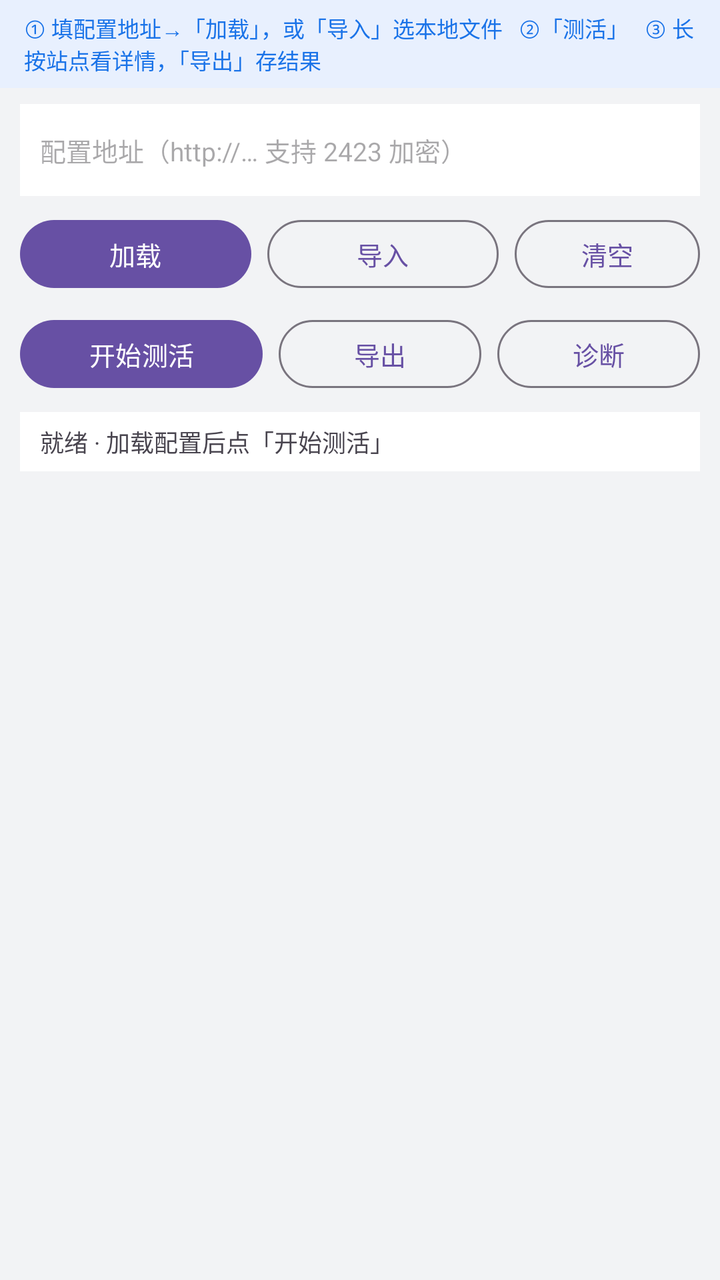
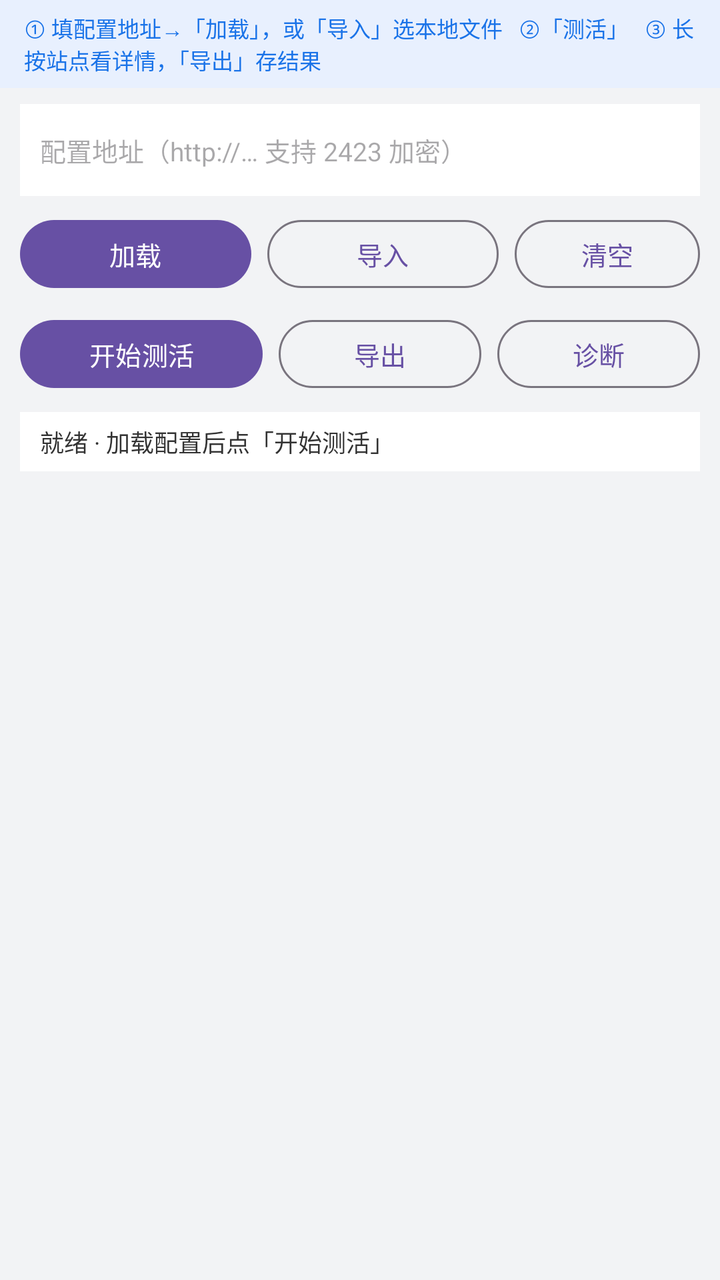

Screens rendered from an Android XML layout before and after an edit, with the pre-edit source and the edit as a unified diff.
<!-- AndroidManifest.xml: application theme Theme.Check -->
<!-- res/layout/activity_main.xml -->
<?xml version="1.0" encoding="utf-8"?>
<LinearLayout xmlns:android="http://schemas.android.com/apk/res/android"
    android:id="@+id/root"
    android:layout_width="match_parent"
    android:layout_height="match_parent"
    android:background="#F2F3F5"
    android:orientation="vertical">

    <TextView
        android:layout_width="match_parent"
        android:layout_height="wrap_content"
        android:background="#E8F0FE"
        android:paddingHorizontal="12dp"
        android:paddingVertical="6dp"
        android:text="① 填配置地址→「加载」，或「导入」选本地文件   ②「测活」   ③ 长按站点看详情，「导出」存结果"
        android:textColor="#1A73E8"
        android:textSize="11sp" />

    <EditText
        android:id="@+id/etConfig"
        android:layout_width="match_parent"
        android:layout_height="46dp"
        android:layout_marginHorizontal="10dp"
        android:layout_marginTop="8dp"
        android:background="#FFFFFF"
        android:hint="配置地址（http://… 支持 2423 加密）"
        android:imeOptions="actionDone"
        android:inputType="textUri"
        android:maxLines="1"
        android:paddingHorizontal="10dp"
        android:textSize="13sp" />

    <LinearLayout
        android:layout_width="match_parent"
        android:layout_height="wrap_content"
        android:layout_marginHorizontal="10dp"
        android:layout_marginTop="8dp"
        android:orientation="horizontal">

        <Button
            android:id="@+id/btnLoad"
            android:layout_width="0dp"
            android:layout_height="42dp"
            android:layout_weight="1"
            android:minWidth="0dp"
            android:paddingHorizontal="0dp"
            android:text="加载"
            android:textSize="13sp" />

        <Button
            android:id="@+id/btnImport"
            style="?attr/materialButtonOutlinedStyle"
            android:layout_width="0dp"
            android:layout_height="42dp"
            android:layout_marginStart="8dp"
            android:layout_weight="1"
            android:minWidth="0dp"
            android:paddingHorizontal="0dp"
            android:text="导入"
            android:textSize="13sp" />

        <Button
            android:id="@+id/btnClear"
            style="?attr/materialButtonOutlinedStyle"
            android:layout_width="0dp"
            android:layout_height="42dp"
            android:layout_marginStart="8dp"
            android:layout_weight="0.8"
            android:minWidth="0dp"
            android:paddingHorizontal="0dp"
            android:text="清空"
            android:textSize="13sp" />
    </LinearLayout>

    <LinearLayout
        android:layout_width="match_parent"
        android:layout_height="wrap_content"
        android:layout_marginHorizontal="10dp"
        android:layout_marginTop="8dp"
        android:orientation="horizontal">

        <Button
            android:id="@+id/btnRun"
            android:layout_width="0dp"
            android:layout_height="42dp"
            android:layout_weight="1.2"
            android:minWidth="0dp"
            android:paddingHorizontal="0dp"
            android:text="开始测活"
            android:textSize="13sp" />

        <Button
            android:id="@+id/btnExport"
            style="?attr/materialButtonOutlinedStyle"
            android:layout_width="0dp"
            android:layout_height="42dp"
            android:layout_marginStart="8dp"
            android:layout_weight="1"
            android:minWidth="0dp"
            android:paddingHorizontal="0dp"
            android:text="导出"
            android:textSize="13sp" />

        <Button
            android:id="@+id/btnDiag"
            style="?attr/materialButtonOutlinedStyle"
            android:layout_width="0dp"
            android:layout_height="42dp"
            android:layout_marginStart="8dp"
            android:layout_weight="1"
            android:minWidth="0dp"
            android:paddingHorizontal="0dp"
            android:text="诊断"
            android:textSize="13sp" />
    </LinearLayout>

    <TextView
        android:id="@+id/tvProgress"
        android:layout_width="match_parent"
        android:layout_height="wrap_content"
        android:layout_marginHorizontal="10dp"
        android:layout_marginTop="8dp"
        android:background="#FFFFFF"
        android:paddingHorizontal="10dp"
        android:paddingVertical="6dp"
        android:text="就绪 · 加载配置后点「开始测活」"
        android:textSize="12sp" />

    <androidx.recyclerview.widget.RecyclerView
        android:id="@+id/recycler"
        android:layout_width="match_parent"
        android:layout_height="0dp"
        android:layout_marginTop="6dp"
        android:layout_weight="1"
        android:clipToPadding="false"
        android:paddingBottom="12dp" />
</LinearLayout>
<!-- resources referenced by this layout -->
<resources>
  <style name="Theme.Check" parent="Theme.Material3.DayNight.NoActionBar">
          <item name="android:statusBarColor">@android:color/transparent</item>
          <item name="android:navigationBarColor">@android:color/transparent</item>
          <item name="android:windowLightStatusBar">true</item>
          <item name="android:windowBackground">#F5F5F5</item>
      </style>
</resources>

<!-- the commit's change to res/layout/activity_main.xml (unified diff, before → after) -->
@@ -26,6 +26,7 @@
         android:hint="配置地址（http://… 支持 2423 加密）"
         android:imeOptions="actionDone"
         android:inputType="textUri"
+        android:textColor="#212121"
         android:maxLines="1"
         android:paddingHorizontal="10dp"
         android:textSize="13sp" />
@@ -124,6 +125,7 @@
         android:paddingHorizontal="10dp"
         android:paddingVertical="6dp"
         android:text="就绪 · 加载配置后点「开始测活」"
+        android:textColor="#333333"
         android:textSize="12sp" />
 
     <androidx.recyclerview.widget.RecyclerView
<!-- resource entries referenced after the edit -->
@@ -1,10 +1,12 @@
 <!-- resources referenced by this layout -->
 <resources>
-  <style name="Theme.Check" parent="Theme.Material3.DayNight.NoActionBar">
+  <style name="Theme.Check" parent="Theme.Material3.Light.NoActionBar">
           <item name="android:statusBarColor">@android:color/transparent</item>
           <item name="android:navigationBarColor">@android:color/transparent</item>
           <item name="android:windowLightStatusBar">true</item>
-          <item name="android:windowBackground">#F5F5F5</item>
+          <item name="android:windowBackground">#F2F3F5</item>
+          <item name="android:textColorPrimary">#212121</item>
+          <item name="android:textColorSecondary">#666666</item>
       </style>
 </resources>
 
